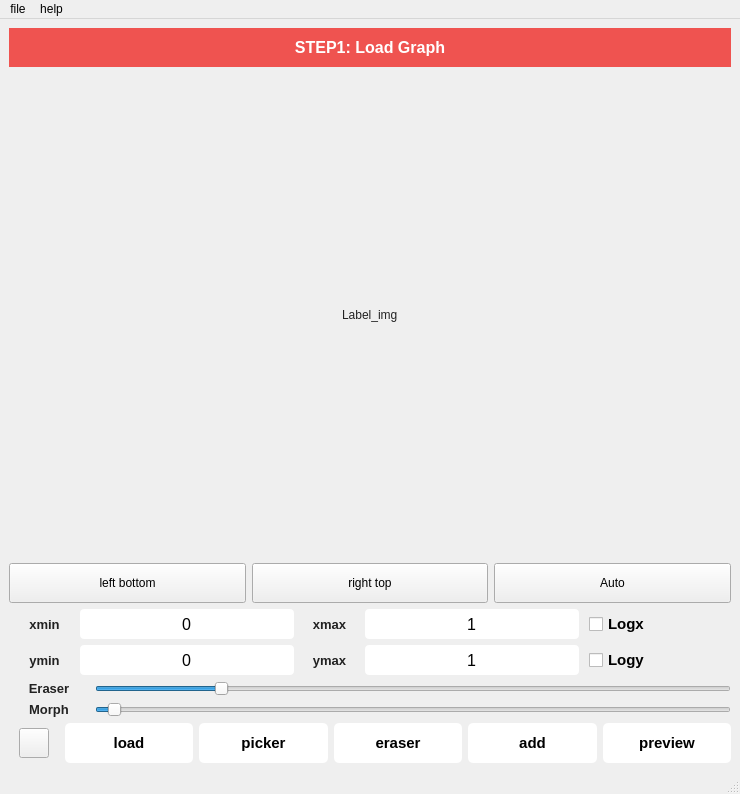
QY7/DataGrabber, file DataGrabber.ui: the form before one commit.
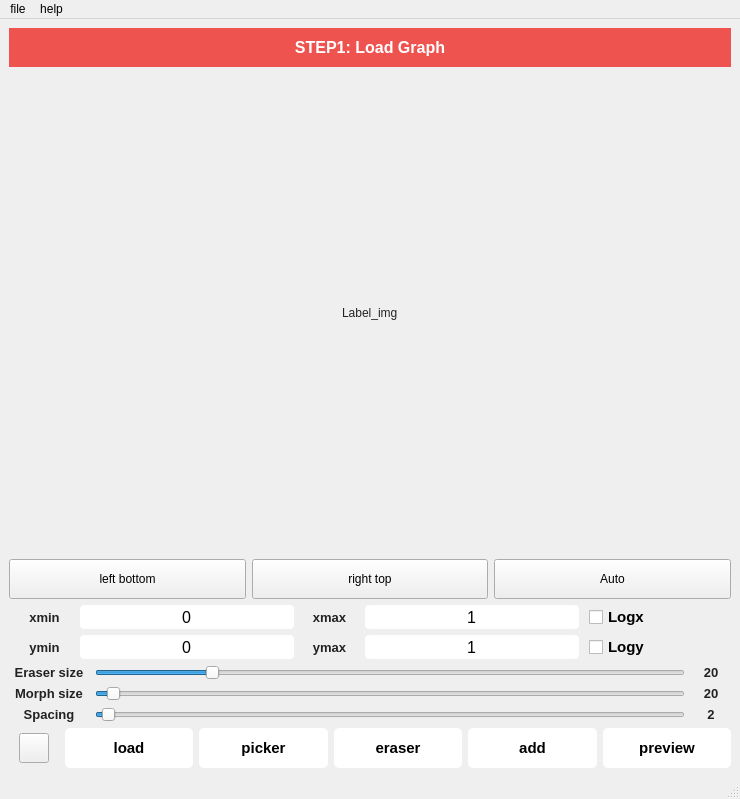
The form after the commit. Icons and pictures are not drawn.

Commit message: 新增spacing的配置

```diff
--- a/DataGrabber.ui
+++ b/DataGrabber.ui
@@ -578,30 +578,6 @@
     </item>
     <item>
      <layout class="QGridLayout" name="gridLayout_2">
-      <item row="2" column="0">
-       <widget class="QLabel" name="label_5">
-        <property name="minimumSize">
-         <size>
-          <width>80</width>
-          <height>0</height>
-         </size>
-        </property>
-        <property name="font">
-         <font>
-          <family>Arial</family>
-          <pointsize>10</pointsize>
-          <weight>75</weight>
-          <bold>true</bold>
-         </font>
-        </property>
-        <property name="text">
-         <string>Morph</string>
-        </property>
-        <property name="alignment">
-         <set>Qt::AlignCenter</set>
-        </property>
-       </widget>
-      </item>
       <item row="1" column="1">
        <widget class="QSlider" name="horizontalSlider_eraser">
         <property name="minimum">
@@ -624,6 +600,79 @@
         </property>
        </widget>
       </item>
+      <item row="1" column="0">
+       <widget class="QLabel" name="label">
+        <property name="minimumSize">
+         <size>
+          <width>80</width>
+          <height>0</height>
+         </size>
+        </property>
+        <property name="font">
+         <font>
+          <family>Arial</family>
+          <pointsize>10</pointsize>
+          <weight>75</weight>
+          <bold>true</bold>
+         </font>
+        </property>
+        <property name="text">
+         <string>Eraser size</string>
+        </property>
+        <property name="alignment">
+         <set>Qt::AlignCenter</set>
+        </property>
+       </widget>
+      </item>
+      <item row="3" column="1">
+       <widget class="QSlider" name="horizontalSlider_spacing">
+        <property name="toolTip">
+         <string extracomment="测试">Adjust the steps(by pixel) to extract data </string>
+        </property>
+        <property name="whatsThis">
+         <string extracomment="测试"/>
+        </property>
+        <property name="minimum">
+         <number>1</number>
+        </property>
+        <property name="maximum">
+         <number>100</number>
+        </property>
+        <property name="singleStep">
+         <number>2</number>
+        </property>
+        <property name="value">
+         <number>2</number>
+        </property>
+        <property name="orientation">
+         <enum>Qt::Horizontal</enum>
+        </property>
+       </widget>
+      </item>
+      <item row="3" column="0">
+       <widget class="QLabel" name="label_7">
+        <property name="minimumSize">
+         <size>
+          <width>80</width>
+          <height>0</height>
+         </size>
+        </property>
+        <property name="font">
+         <font>
+          <family>Arial</family>
+          <pointsize>10</pointsize>
+          <weight>75</weight>
+          <bold>true</bold>
+         </font>
+        </property>
+        <property name="text">
+         <string>Spacing</string>
+        </property>
+        <property name="alignment">
+         <set>Qt::AlignCenter</set>
+        </property>
+       </widget>
+      </item>
       <item row="2" column="1">
        <widget class="QSlider" name="horizontalSlider_morph">
         <property name="minimum">
@@ -640,8 +689,8 @@
         </property>
        </widget>
       </item>
-      <item row="1" column="0">
-       <widget class="QLabel" name="label">
+      <item row="2" column="0">
+       <widget class="QLabel" name="label_5">
         <property name="minimumSize">
          <size>
           <width>80</width>
@@ -657,7 +706,115 @@
          </font>
         </property>
         <property name="text">
-         <string>Eraser</string>
+         <string>Morph size</string>
+        </property>
+        <property name="alignment">
+         <set>Qt::AlignCenter</set>
+        </property>
+       </widget>
+      </item>
+      <item row="1" column="2">
+       <widget class="QLabel" name="label_8">
+        <property name="sizePolicy">
+         <sizepolicy hsizetype="Preferred" vsizetype="Preferred">
+          <horstretch>0</horstretch>
+          <verstretch>0</verstretch>
+         </sizepolicy>
+        </property>
+        <property name="minimumSize">
+         <size>
+          <width>40</width>
+          <height>0</height>
+         </size>
+        </property>
+        <property name="maximumSize">
+         <size>
+          <width>40</width>
+          <height>16777215</height>
+         </size>
+        </property>
+        <property name="font">
+         <font>
+          <family>Arial</family>
+          <pointsize>10</pointsize>
+          <weight>75</weight>
+          <bold>true</bold>
+         </font>
+        </property>
+        <property name="text">
+         <string>20</string>
+        </property>
+        <property name="alignment">
+         <set>Qt::AlignCenter</set>
+        </property>
+       </widget>
+      </item>
+      <item row="2" column="2">
+       <widget class="QLabel" name="label_9">
+        <property name="sizePolicy">
+         <sizepolicy hsizetype="Preferred" vsizetype="Preferred">
+          <horstretch>0</horstretch>
+          <verstretch>0</verstretch>
+         </sizepolicy>
+        </property>
+        <property name="minimumSize">
+         <size>
+          <width>40</width>
+          <height>0</height>
+         </size>
+        </property>
+        <property name="maximumSize">
+         <size>
+          <width>40</width>
+          <height>16777215</height>
+         </size>
+        </property>
+        <property name="font">
+         <font>
+          <family>Arial</family>
+          <pointsize>10</pointsize>
+          <weight>75</weight>
+          <bold>true</bold>
+         </font>
+        </property>
+        <property name="text">
+         <string>20</string>
+        </property>
+        <property name="alignment">
+         <set>Qt::AlignCenter</set>
+        </property>
+       </widget>
+      </item>
+      <item row="3" column="2">
+       <widget class="QLabel" name="label_10">
+        <property name="sizePolicy">
+         <sizepolicy hsizetype="Preferred" vsizetype="Preferred">
+          <horstretch>0</horstretch>
+          <verstretch>0</verstretch>
+         </sizepolicy>
+        </property>
+        <property name="minimumSize">
+         <size>
+          <width>40</width>
+          <height>0</height>
+         </size>
+        </property>
+        <property name="maximumSize">
+         <size>
+          <width>40</width>
+          <height>16777215</height>
+         </size>
+        </property>
+        <property name="font">
+         <font>
+          <family>Arial</family>
+          <pointsize>10</pointsize>
+          <weight>75</weight>
+          <bold>true</bold>
+         </font>
+        </property>
+        <property name="text">
+         <string>2</string>
         </property>
         <property name="alignment">
          <set>Qt::AlignCenter</set>
```
Left out of the diff: 70 changed lines with no effect on the pictures. The commit also changes 7 other files.
